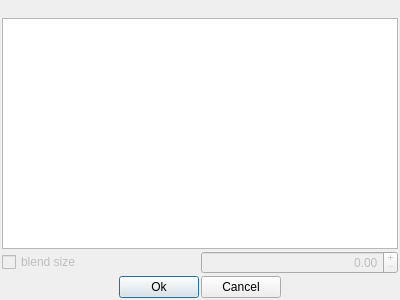
The window that new_map_editor/terraintextures.ui (xaphier/Eternal-Lands) describes before a commit, drawn with Qt 5.
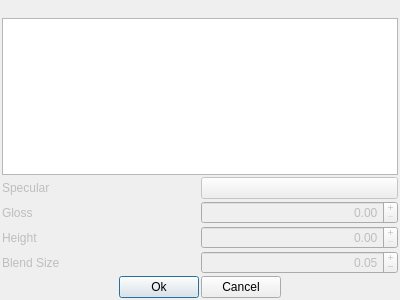
The same window after the commit. Icons and pictures are not drawn.

Commit message: * Fixed texture format spelling error.  * Enabled specular lighting.  * Enabled specular and gloss maps for terrain.  * Finished linear lighting.  * Fixed many map editor and terrain bugs.  * Improved terrain texture generation.  * Enabled tone mapping.  * Added terrain translation.

```diff
--- a/new_map_editor/terraintextures.ui
+++ b/new_map_editor/terraintextures.ui
@@ -27,7 +27,49 @@
    <property name="spacing">
     <number>2</number>
    </property>
-   <item row="3" column="2">
+   <item row="3" column="2" colspan="2">
+    <widget class="QDoubleSpinBox" name="default_gloss">
+     <property name="enabled">
+      <bool>false</bool>
+     </property>
+     <property name="alignment">
+      <set>Qt::AlignRight|Qt::AlignTrailing|Qt::AlignVCenter</set>
+     </property>
+     <property name="buttonSymbols">
+      <enum>QAbstractSpinBox::PlusMinus</enum>
+     </property>
+     <property name="maximum">
+      <double>1.000000000000000</double>
+     </property>
+     <property name="singleStep">
+      <double>0.050000000000000</double>
+     </property>
+    </widget>
+   </item>
+   <item row="6" column="0">
+    <spacer name="horizontalSpacer_2">
+     <property name="orientation">
+      <enum>Qt::Horizontal</enum>
+     </property>
+     <property name="sizeHint" stdset="0">
+      <size>
+       <width>40</width>
+       <height>20</height>
+      </size>
+     </property>
+    </spacer>
+   </item>
+   <item row="3" column="0" colspan="2">
+    <widget class="QLabel" name="label_gloss">
+     <property name="enabled">
+      <bool>false</bool>
+     </property>
+     <property name="text">
+      <string>Gloss</string>
+     </property>
+    </widget>
+   </item>
+   <item row="6" column="2">
     <widget class="QPushButton" name="pushButton_2">
      <property name="text">
       <string>Cancel</string>
@@ -48,7 +90,7 @@
      </property>
     </widget>
    </item>
-   <item row="3" column="3">
+   <item row="6" column="3">
     <spacer name="horizontalSpacer">
      <property name="orientation">
       <enum>Qt::Horizontal</enum>
@@ -61,7 +103,7 @@
      </property>
     </spacer>
    </item>
-   <item row="3" column="1">
+   <item row="6" column="1">
     <widget class="QPushButton" name="pushButton">
      <property name="text">
       <string>Ok</string>
@@ -78,6 +120,55 @@
      </property>
     </widget>
    </item>
+   <item row="4" column="2" colspan="2">
+    <widget class="QDoubleSpinBox" name="default_height">
+     <property name="enabled">
+      <bool>false</bool>
+     </property>
+     <property name="alignment">
+      <set>Qt::AlignRight|Qt::AlignTrailing|Qt::AlignVCenter</set>
+     </property>
+     <property name="buttonSymbols">
+      <enum>QAbstractSpinBox::PlusMinus</enum>
+     </property>
+     <property name="maximum">
+      <double>1.000000000000000</double>
+     </property>
+     <property name="singleStep">
+      <double>0.050000000000000</double>
+     </property>
+    </widget>
+   </item>
+   <item row="2" column="2" colspan="2">
+    <widget class="QPushButton" name="default_specular">
+     <property name="enabled">
+      <bool>false</bool>
+     </property>
+     <property name="text">
+      <string/>
+     </property>
+    </widget>
+   </item>
+   <item row="4" column="0" colspan="2">
+    <widget class="QLabel" name="label_height">
+     <property name="enabled">
+      <bool>false</bool>
+     </property>
+     <property name="text">
+      <string>Height</string>
+     </property>
+    </widget>
+   </item>
+   <item row="2" column="0" colspan="2">
+    <widget class="QLabel" name="label_specular">
+     <property name="enabled">
+      <bool>false</bool>
+     </property>
+     <property name="text">
+      <string>Specular</string>
+     </property>
+    </widget>
+   </item>
    <item row="1" column="0" colspan="4">
     <widget class="QListWidget" name="terrain_textures">
      <property name="isWrapping" stdset="0">
@@ -91,31 +182,8 @@
      </property>
     </widget>
    </item>
-   <item row="3" column="0">
-    <spacer name="horizontalSpacer_2">
-     <property name="orientation">
-      <enum>Qt::Horizontal</enum>
-     </property>
-     <property name="sizeHint" stdset="0">
-      <size>
-       <width>40</width>
-       <height>20</height>
-      </size>
-     </property>
-    </spacer>
-   </item>
-   <item row="2" column="0" colspan="2">
-    <widget class="QCheckBox" name="blend_size">
-     <property name="enabled">
-      <bool>false</bool>
-     </property>
-     <property name="text">
-      <string>blend size</string>
-     </property>
-    </widget>
-   </item>
-   <item row="2" column="2" colspan="2">
-    <widget class="QDoubleSpinBox" name="blend_size_value">
+   <item row="5" column="2" colspan="2">
+    <widget class="QDoubleSpinBox" name="blend_size">
      <property name="enabled">
       <bool>false</bool>
      </property>
@@ -130,6 +198,19 @@
      </property>
      <property name="singleStep">
       <double>0.050000000000000</double>
+     </property>
+     <property name="value">
+      <double>0.050000000000000</double>
+     </property>
+    </widget>
+   </item>
+   <item row="5" column="0" colspan="2">
+    <widget class="QLabel" name="label_blend_size">
+     <property name="enabled">
+      <bool>false</bool>
+     </property>
+     <property name="text">
+      <string>Blend Size</string>
      </property>
     </widget>
    </item>
```
Left out of the diff: 16 changed lines with no effect on the pictures. The commit also changes 173 other files.
